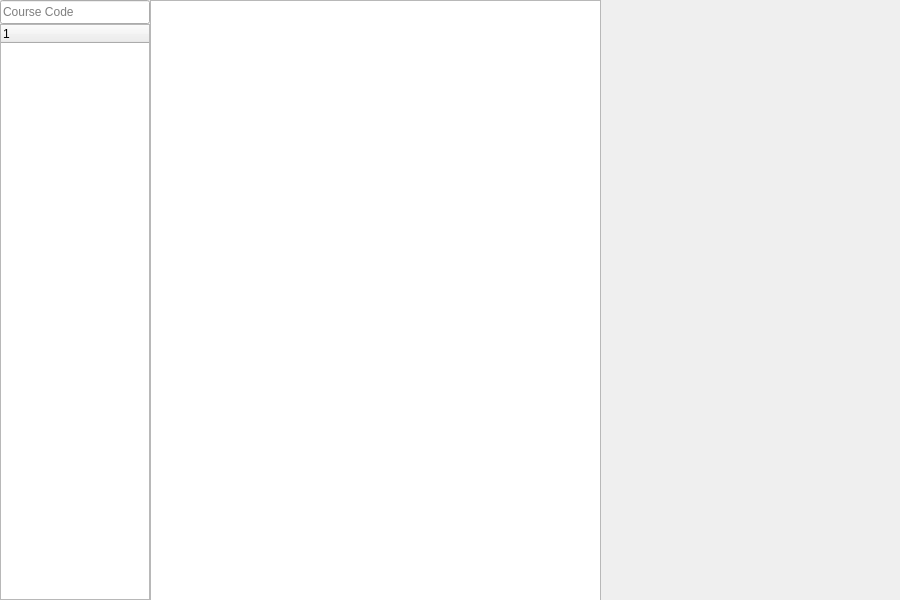
This is CourseDependencyGraph/ui/mainwindow.ui in tsznokwong/CourseDependencyGraph as Qt 5 draws it before an edit. The edited form follows.
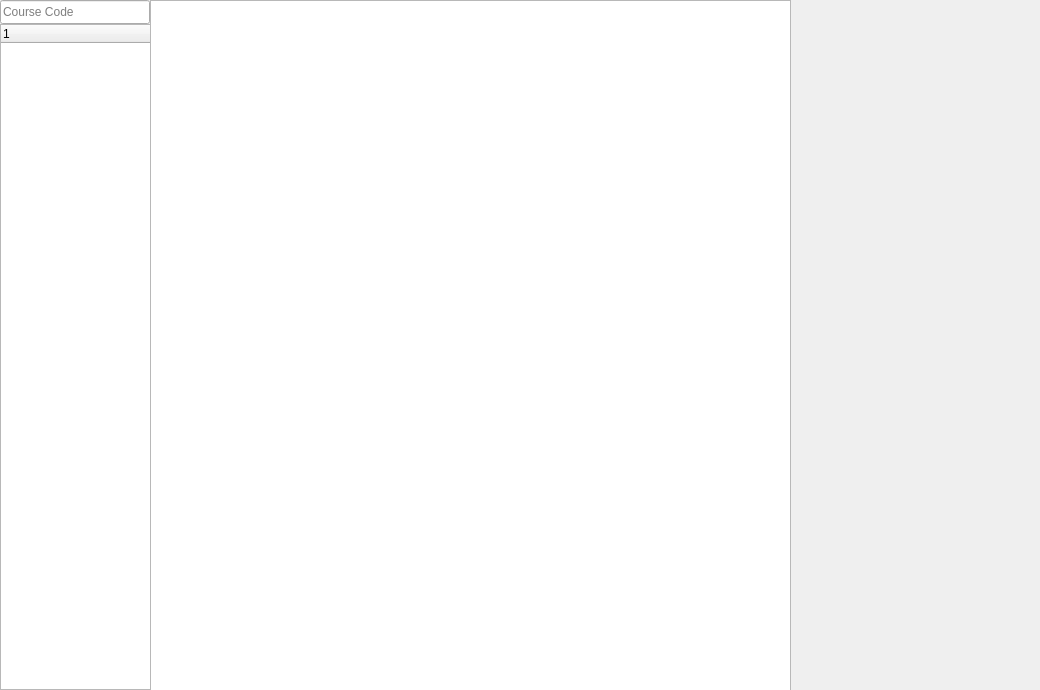
This is the edited form.

Patch:
```diff
--- a/CourseDependencyGraph/ui/mainwindow.ui
+++ b/CourseDependencyGraph/ui/mainwindow.ui
@@ -6,20 +6,20 @@
    <rect>
     <x>0</x>
     <y>0</y>
-    <width>900</width>
-    <height>600</height>
+    <width>1040</width>
+    <height>690</height>
    </rect>
   </property>
   <property name="minimumSize">
    <size>
-    <width>900</width>
-    <height>600</height>
+    <width>1040</width>
+    <height>690</height>
    </size>
   </property>
   <property name="maximumSize">
    <size>
-    <width>900</width>
-    <height>600</height>
+    <width>1040</width>
+    <height>690</height>
    </size>
   </property>
   <property name="windowTitle">
@@ -31,8 +31,8 @@
      <rect>
       <x>0</x>
       <y>24</y>
-      <width>150</width>
-      <height>576</height>
+      <width>151</width>
+      <height>666</height>
      </rect>
     </property>
     <column>
@@ -44,18 +44,30 @@
    <widget class="QWidget" name="courseInfoWidget" native="true">
     <property name="geometry">
      <rect>
-      <x>600</x>
+      <x>790</x>
       <y>0</y>
-      <width>300</width>
-      <height>600</height>
+      <width>251</width>
+      <height>691</height>
      </rect>
     </property>
     <property name="sizePolicy">
-     <sizepolicy hsizetype="Expanding" vsizetype="Expanding">
+     <sizepolicy hsizetype="Fixed" vsizetype="Fixed">
       <horstretch>0</horstretch>
       <verstretch>0</verstretch>
      </sizepolicy>
     </property>
+    <property name="minimumSize">
+     <size>
+      <width>251</width>
+      <height>691</height>
+     </size>
+    </property>
+    <property name="maximumSize">
+     <size>
+      <width>251</width>
+      <height>691</height>
+     </size>
+    </property>
    </widget>
    <widget class="QLineEdit" name="searchBar">
     <property name="geometry">
@@ -78,8 +90,8 @@
      <rect>
       <x>150</x>
       <y>0</y>
-      <width>451</width>
-      <height>601</height>
+      <width>641</width>
+      <height>691</height>
      </rect>
     </property>
     <property name="sizeAdjustPolicy">
```
